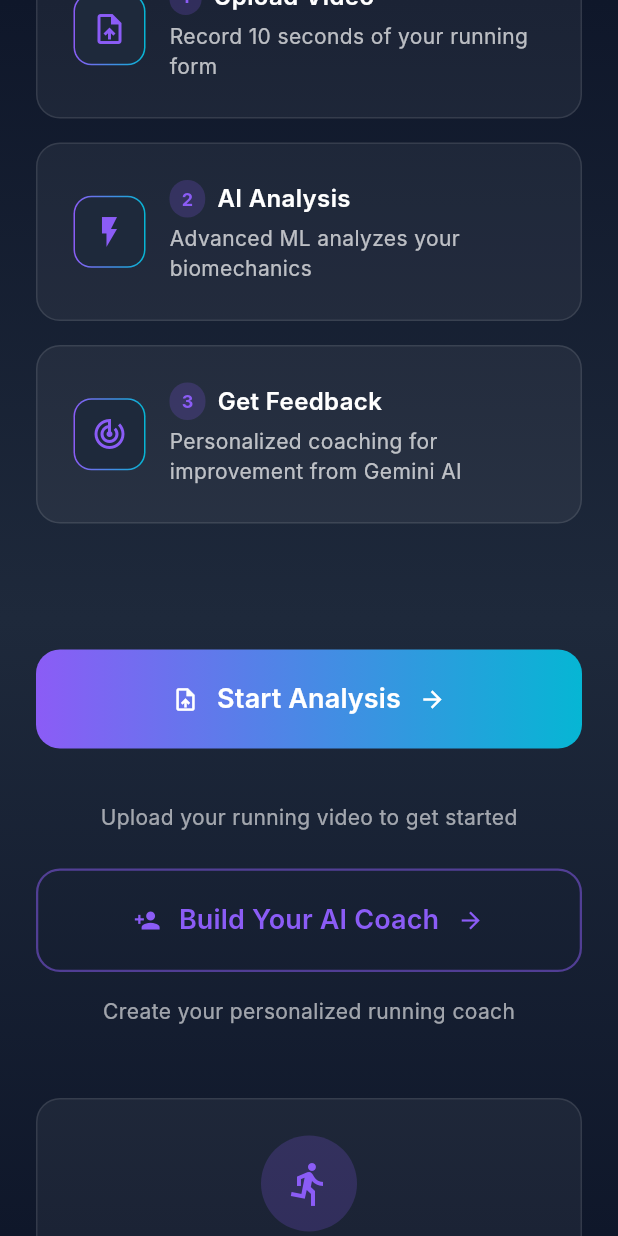
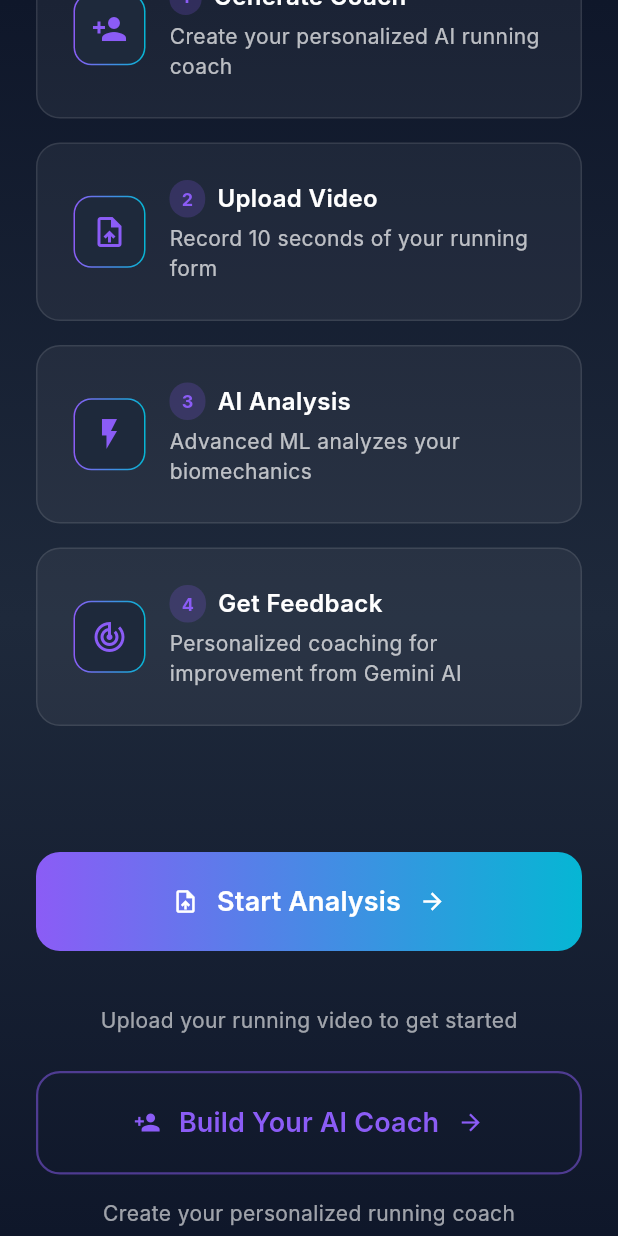
Before and after one commit to KennethV007/Stride, a Flutter app: the IndexPage screen opened by its route, scrolled down 576 dp, on a phone screen of 412 x 824 dp. Run offline on Flutter 3.47's test engine with Material 3 defaults, Android fonts, the phone set to English and light mode, and no system bars; our stand-ins replace go_router; Roboto replaces fonts that are missing (Inter).

Commit message:
added box to home page

```diff
--- a/frontend/lib/pages/index_page.dart
+++ b/frontend/lib/pages/index_page.dart
@@ -234,22 +234,28 @@ class _IndexPageState extends State<IndexPage>
   Widget _buildFeatures() {
     final features = [
       {
+        'icon': Icons.person_add,
+        'title': 'Generate Coach',
+        'description': 'Create your personalized AI running coach',
+        'step': '1',
+      },
+      {
         'icon': Icons.upload_file,
         'title': 'Upload Video',
         'description': 'Record 10 seconds of your running form',
-        'step': '1',
+        'step': '2',
       },
       {
         'icon': Icons.flash_on,
         'title': 'AI Analysis',
         'description': 'Advanced ML analyzes your biomechanics',
-        'step': '2',
+        'step': '3',
       },
       {
         'icon': Icons.track_changes,
         'title': 'Get Feedback',
         'description': 'Personalized coaching for improvement from Gemini AI',
-        'step': '3',
+        'step': '4',
       },
     ];
 
```
